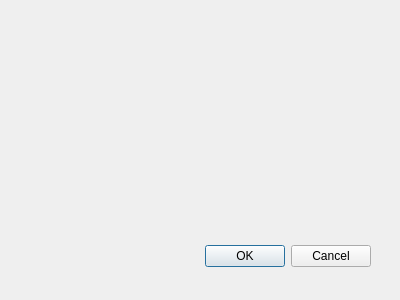
Old version of the form editlauncherdialog.ui in the repository FusionLauncher/FusionClient.
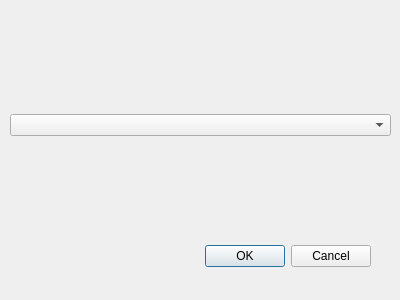
New version of the form.

What changed in the file:
```diff
--- a/editlauncherdialog.ui
+++ b/editlauncherdialog.ui
@@ -38,7 +38,11 @@
      <height>231</height>
     </rect>
    </property>
-   <layout class="QGridLayout" name="gridLayout"/>
+   <layout class="QGridLayout" name="gridLayout">
+    <item row="0" column="0">
+     <widget class="QComboBox" name="chooseLauncherComboBox"/>
+    </item>
+   </layout>
   </widget>
  </widget>
  <resources/>
```
Left out of the diff: 16 changed lines with no effect on the pictures.
